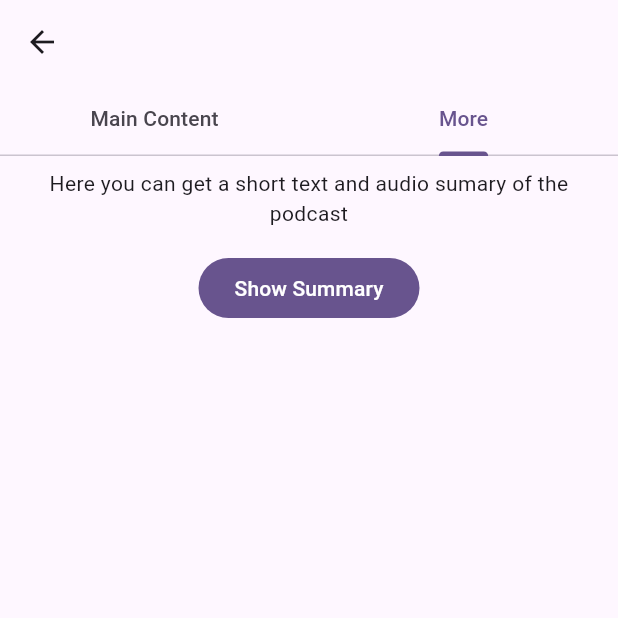
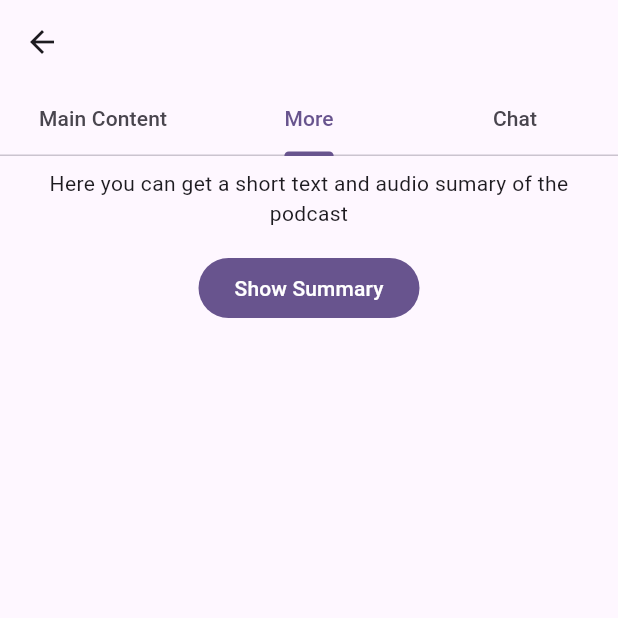
Before and after one commit to samoilenkoalex/flutter-podcast-to-blog-ai-app, a Flutter app: the EpisodeScreen screen opened directly with empty values, tab 2 chosen, on a phone screen of 412 x 824 dp, the top half of it. Run offline on Flutter 3.47's test engine with Material 3 defaults, Android fonts, the light colour scheme and no system bars; our stand-ins replace audioplayers, bloc, equatable, flutter_bloc, get_it, go_router; missing offline and left inert: podcast_search; network calls fail.

Commit message:
minor changes

```diff
--- a/mobile/lib/common/router.dart
+++ b/mobile/lib/common/router.dart
@@ -3,6 +3,7 @@ import 'package:flutter_bloc/flutter_bloc.dart';
 import 'package:go_router/go_router.dart';
 import 'package:podcast_index_app/features/episodes/screens/episode_screen.dart';
 
+import '../features/episodes/bloc/chat/chat_bloc.dart';
 import '../features/episodes/bloc/image/image_bloc.dart';
 import '../features/episodes/bloc/speech_to_text/speech_to_text_bloc.dart';
 import '../features/episodes/bloc/summarize/summarize_bloc.dart';
@@ -58,6 +59,9 @@ final goRouter = GoRouter(
             BlocProvider(
               create: (context) => ImageBloc(),
             ),
+            BlocProvider(
+              create: (context) => ChatBloc(),
+            ),
           ],
           child: EpisodeScreen(
             item: extra['item'],
--- a/mobile/lib/features/episodes/screens/episode_screen.dart
+++ b/mobile/lib/features/episodes/screens/episode_screen.dart
@@ -6,6 +6,8 @@ import 'package:podcast_index_app/features/episodes/widgets/more_widget.dart';
 
 import '../../podcast/models/podcast_model.dart';
 import '../bloc/image/image_bloc.dart';
+import '../bloc/speech_to_text/speech_to_text_bloc.dart';
+import '../widgets/chat_widget.dart';
 import '../widgets/main_content_widget.dart';
 
 class EpisodeScreen extends StatefulWidget {
@@ -27,8 +29,9 @@ class _EpisodeScreenState extends State<EpisodeScreen> with SingleTickerProvider
   @override
   void initState() {
     context.read<ImageBloc>().add(FetchImage(widget.item.description.toString()));
+    context.read<SpeechToTextBloc>().add(FetchSpeechToText(id: widget.item.id.toString()));
 
-    tabController = TabController(length: 2, vsync: this);
+    tabController = TabController(length: 3, vsync: this);
     tabController.addListener(() {
       setState(() {});
     });
@@ -55,6 +58,9 @@ class _EpisodeScreenState extends State<EpisodeScreen> with SingleTickerProvider
           Tab(
             text: 'More',
           ),
+          Tab(
+            text: 'Chat',
+          ),
         ]),
       ),
       body: TabBarView(
@@ -64,6 +70,7 @@ class _EpisodeScreenState extends State<EpisodeScreen> with SingleTickerProvider
             item: widget.item,
           ),
           MoreWidget(item: widget.item),
+          const ChatScreen(),
         ],
       ),
     );
```
Also changed, not shown: mobile/lib/features/episodes/widgets/main_content_widget.dart (+4 -9 lines), mobile/lib/features/episodes/widgets/more_widget.dart (+4 -4 lines).
